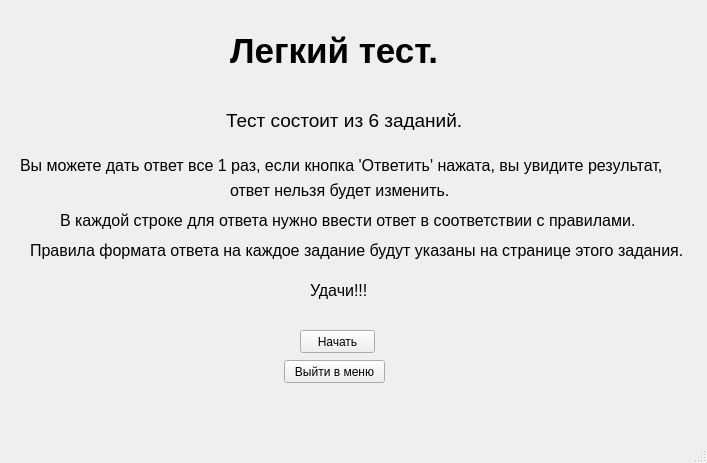
Manex0990/ZadachnikQT_Project, file test_doing.ui: the form before one commit.
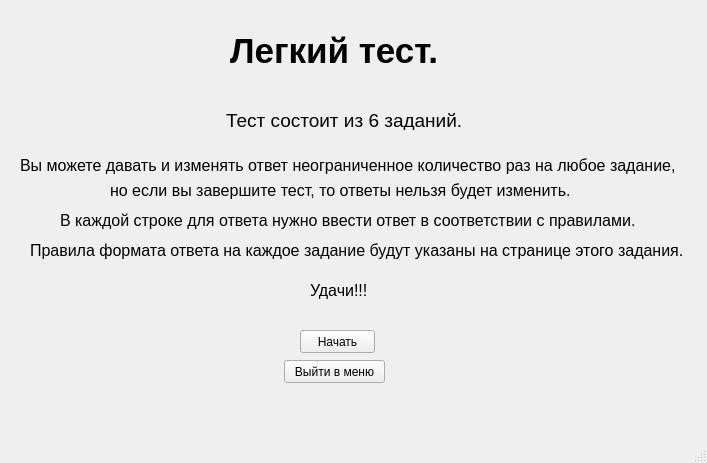
The form after the commit.

```diff
--- a/test_doing.ui
+++ b/test_doing.ui
@@ -70,7 +70,7 @@
      <bool>false</bool>
     </property>
     <property name="text">
-     <string>Вы можете дать ответ все 1 раз, если кнопка 'Ответить' нажата, вы увидите результат,  </string>
+     <string>Вы можете давать и изменять ответ неограниченное количество раз на любое задание,  </string>
     </property>
    </widget>
    <widget class="QLabel" name="label_4">
@@ -158,9 +158,9 @@
    <widget class="QLabel" name="label_7">
     <property name="geometry">
      <rect>
-      <x>230</x>
+      <x>110</x>
       <y>180</y>
-      <width>231</width>
+      <width>471</width>
       <height>20</height>
      </rect>
     </property>
@@ -170,7 +170,7 @@
      </font>
     </property>
     <property name="text">
-     <string>ответ нельзя будет изменить.</string>
+     <string>но если вы завершите тест, то ответы нельзя будет изменить.</string>
     </property>
    </widget>
   </widget>
```
